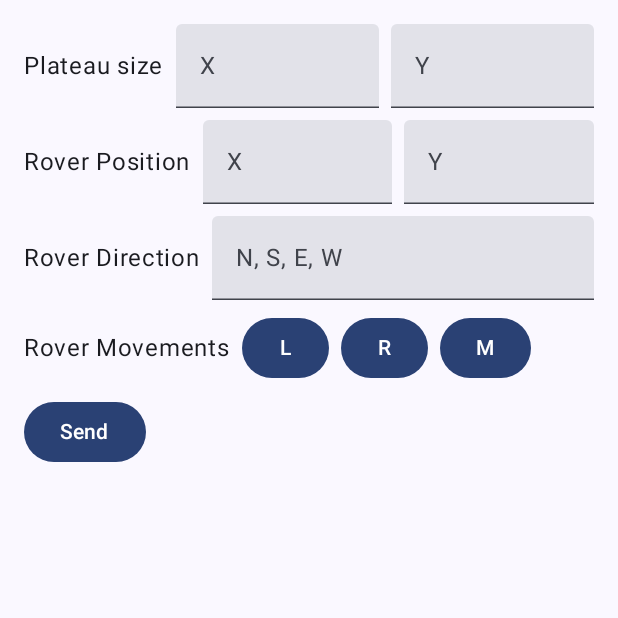
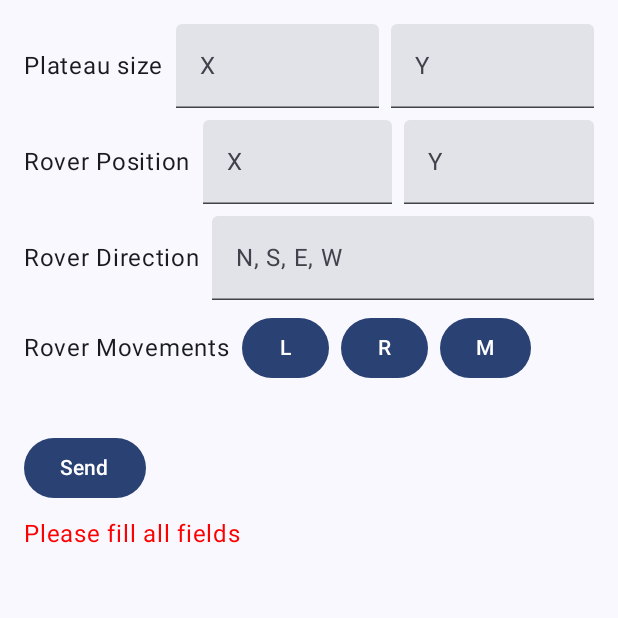
Before and after one commit to ragnorak-dev/SeatCodeTest, an Android app built with Jetpack Compose: the screen it shows after launch (MainActivity), after a tap on "Send", on a phone screen of 412 x 824 dp, the top half of it. Run offline under Robolectric (Android 15) with nearby library versions, the phone set to English and light mode, and no system bars; our stand-ins replace Dagger/Hilt's generated code.

Commit message:
Added input view

```diff
--- /dev/null
+++ b/core/resources/src/main/res/values/strings.xml
@@ -0,0 +1,15 @@
+<?xml version="1.0" encoding="utf-8"?>
+<resources>
+    <string name="plateau_size">Plateau size</string>
+    <string name="position_x">X</string>
+    <string name="position_y">Y</string>
+    <string name="rover_position">Rover Position</string>
+    <string name="rover_direction">Rover Direction</string>
+    <string name="direction_placeholder">N, S, E, W</string>
+    <string name="rover_movements">Rover Movements</string>
+    <string name="left">L</string>
+    <string name="right">R</string>
+    <string name="move">M</string>
+    <string name="send">Send</string>
+    <string name="sent">Sent</string>
+</resources>
--- a/input/src/main/java/com/ragnorak/seatcodetest/input/ui/InputRoverDirectionScreen.kt
+++ b/input/src/main/java/com/ragnorak/seatcodetest/input/ui/InputRoverDirectionScreen.kt
@@ -12,7 +12,9 @@ import androidx.compose.material3.TextField
 import androidx.compose.runtime.Composable
 import androidx.compose.ui.Alignment
 import androidx.compose.ui.Modifier
+import androidx.compose.ui.graphics.Color
 import androidx.compose.ui.res.dimensionResource
+import androidx.compose.ui.res.stringResource
 import androidx.compose.ui.text.input.KeyboardType
 import androidx.hilt.navigation.compose.hiltViewModel
 import androidx.lifecycle.compose.collectAsStateWithLifecycle
@@ -46,10 +48,13 @@ fun InputRoverDirectionScreen(viewModel: InputRoverDirectionViewModel = hiltView
                 CircularProgressIndicator()
             }
             InputRoverMovementState.Success -> {
-                Text(text = "Sent")
+                Text(text = stringResource(R.string.sent))
             }
-            InputRoverMovementState.Error -> {
-                Text(text = "Error")
+            is InputRoverMovementState.Error -> {
+                Text(
+                    text = (state.value as InputRoverMovementState.Error).message,
+                    color = Color.Red
+                )
             }
         }
     }
@@ -61,18 +66,18 @@ private fun PlateauSize(viewModel: InputRoverDirectionViewModel) {
         verticalAlignment = Alignment.CenterVertically,
         horizontalArrangement = Arrangement.spacedBy(dimensionResource(id = R.dimen.horizontal_spacing))
     ) {
-        Text(text = "Plateau size")
+        Text(text = stringResource(R.string.plateau_size))
         TextField(
             modifier = Modifier.weight(1f),
             value = viewModel.plateauSizeX.value,
-            placeholder = { Text(text = "X") },
+            placeholder = { Text(text = stringResource(R.string.position_x)) },
             onValueChange = { viewModel.plateauSizeX.value = it },
             keyboardOptions = KeyboardOptions(keyboardType = KeyboardType.Number)
         )
         TextField(
             modifier = Modifier.weight(1f),
             value = viewModel.plateauSizeY.value,
-            placeholder = { Text(text = "Y") },
+            placeholder = { Text(text = stringResource(R.string.position_y)) },
             onValueChange = { viewModel.plateauSizeY.value = it },
             keyboardOptions = KeyboardOptions(keyboardType = KeyboardType.Number)
         )
@@ -85,18 +90,18 @@ private fun RoverPosition(viewModel: InputRoverDirectionViewModel) {
         verticalAlignment = Alignment.CenterVertically,
         horizontalArrangement = Arrangement.spacedBy(dimensionResource(id = R.dimen.horizontal_spacing))
     ) {
-        Text(text = "Rover Position")
+        Text(text = stringResource(R.string.rover_position))
         TextField(
             modifier = Modifier.weight(1f),
             value = viewModel.roverPositionX.value,
-            placeholder = { Text(text = "X") },
+            placeholder = { Text(text = stringResource(R.string.position_x)) },
             onValueChange = { viewModel.roverPositionX.value = it },
             keyboardOptions = KeyboardOptions(keyboardType = KeyboardType.Number)
         )
         TextField(
             modifier = Modifier.weight(1f),
             value = viewModel.roverPositionY.value,
-            placeholder = { Text(text = "Y") },
+            placeholder = { Text(text = stringResource(R.string.position_y)) },
             onValueChange = { viewModel.roverPositionY.value = it },
             keyboardOptions = KeyboardOptions(keyboardType = KeyboardType.Number)
         )
@@ -109,10 +114,10 @@ private fun RoverDirection(viewModel: InputRoverDirectionViewModel) {
         verticalAlignment = Alignment.CenterVertically,
         horizontalArrangement = Arrangement.spacedBy(dimensionResource(id = R.dimen.horizontal_spacing))
     ) {
-        Text(text = "Rover Direction")
+        Text(text = stringResource(R.string.rover_direction))
         TextField(
             value = viewModel.roverDirection.value,
-            placeholder = { Text(text = "N, S, E, W") },
+            placeholder = { Text(text = stringResource(R.string.direction_placeholder)) },
             onValueChange = { viewModel.roverDirection.value = it },
         )
     }
@@ -120,19 +125,22 @@ private fun RoverDirection(viewModel: InputRoverDirectionViewModel) {
 
 @Composable
 private fun RoverMovements(viewModel: InputRoverDirectionViewModel) {
+    Column {
         Row(
             verticalAlignment = Alignment.CenterVertically,
             horizontalArrangement = Arrangement.spacedBy(dimensionResource(id = R.dimen.horizontal_spacing))
         ) {
-        Text(text = "Rover Movements")
+            Text(text = stringResource(R.string.rover_movements))
             Button(onClick = { viewModel.movement.value += "L" }) {
-            Text(text = "L")
+                Text(text = stringResource(R.string.left))
             }
             Button(onClick = { viewModel.movement.value += "R" }) {
-            Text(text = "R")
+                Text(text = stringResource(R.string.right))
             }
             Button(onClick = { viewModel.movement.value += "M" }) {
-            Text(text = "M")
+                Text(text = stringResource(R.string.move))
             }
         }
+        Text(text = viewModel.movement.value)
     }
+}
--- a/input/src/main/java/com/ragnorak/seatcodetest/input/ui/InputRoverDirectionViewModel.kt
+++ b/input/src/main/java/com/ragnorak/seatcodetest/input/ui/InputRoverDirectionViewModel.kt
@@ -36,6 +36,9 @@ open class InputRoverDirectionViewModel @Inject constructor(
 
     private fun sendMovement() {
         viewModelScope.launch {
+            _state.value = InputRoverMovementState.Loading
+
+            if (validateMovement()) {
                 repository.sendMovement(
                     movement = RoverMovementModel(
                         topRightCorner = Coordinates(
@@ -53,3 +56,34 @@ open class InputRoverDirectionViewModel @Inject constructor(
             }
         }
     }
+
+    private fun validateMovement(): Boolean {
+        if (movement.value.isEmpty() ||
+            plateauSizeX.value.isEmpty() ||
+            plateauSizeY.value.isEmpty() ||
+            roverPositionX.value.isEmpty() ||
+            roverPositionY.value.isEmpty() ||
+            roverDirection.value.isEmpty()
+        ) {
+            _state.value = InputRoverMovementState.Error("Please fill all fields")
+            return false
+        }
+
+        if (plateauSizeX.value.toInt() <= 0 || plateauSizeY.value.toInt() <= 0) {
+            _state.value = InputRoverMovementState.Error("Plateau size must be greater than 0")
+            return false
+        }
+
+        if (roverPositionX.value.toInt() < 0 || roverPositionX.value.toInt() > plateauSizeX.value.toInt() ||
+            roverPositionY.value.toInt() < 0 || roverPositionY.value.toInt() > plateauSizeY.value.toInt()) {
+            _state.value = InputRoverMovementState.Error("Rover position is out of plateau bounds")
+            return false
+        }
+
+        if (roverDirection.value !in listOf("N", "S", "E", "W")) {
+            _state.value = InputRoverMovementState.Error("Invalid rover direction")
+            return false
+        }
+            return true
+        }
+    }
--- a/input/src/main/java/com/ragnorak/seatcodetest/input/ui/InputRoverMovementState.kt
+++ b/input/src/main/java/com/ragnorak/seatcodetest/input/ui/InputRoverMovementState.kt
@@ -3,6 +3,6 @@ package com.ragnorak.seatcodetest.input.ui
 sealed class InputRoverMovementState {
     data object Idle: InputRoverMovementState()
     data object Success: InputRoverMovementState()
-    data object Error: InputRoverMovementState()
+    data class Error(val message: String): InputRoverMovementState()
     data object Loading: InputRoverMovementState()
 }
```
Lines whose indentation alone changed are shown as unchanged.
